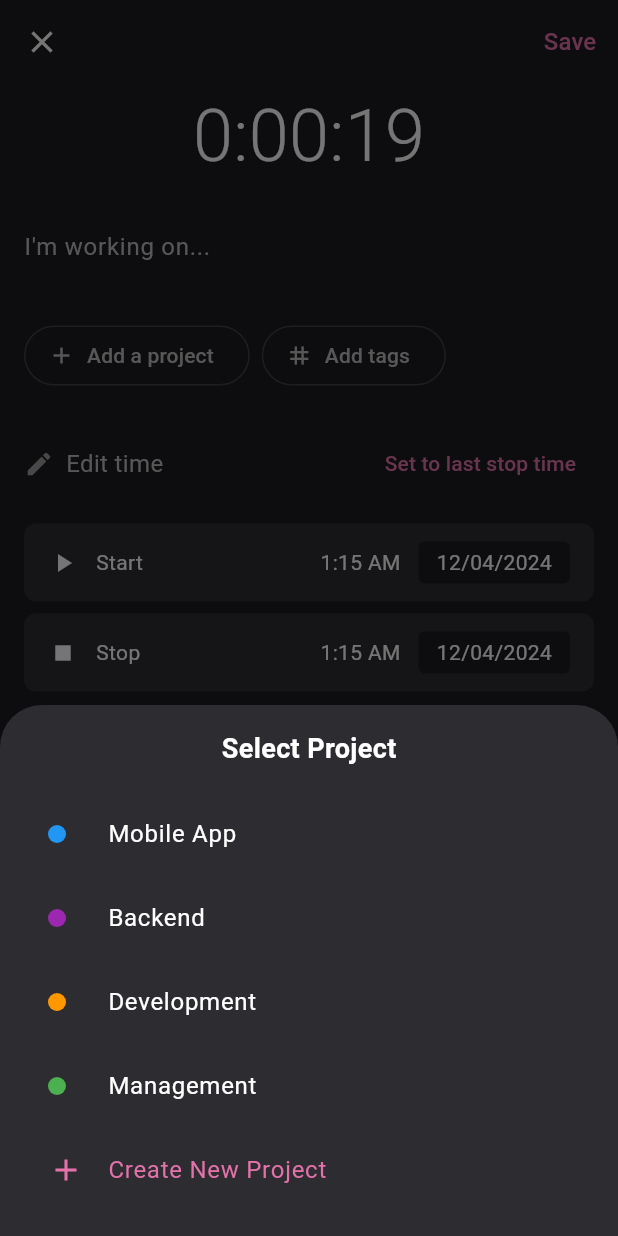
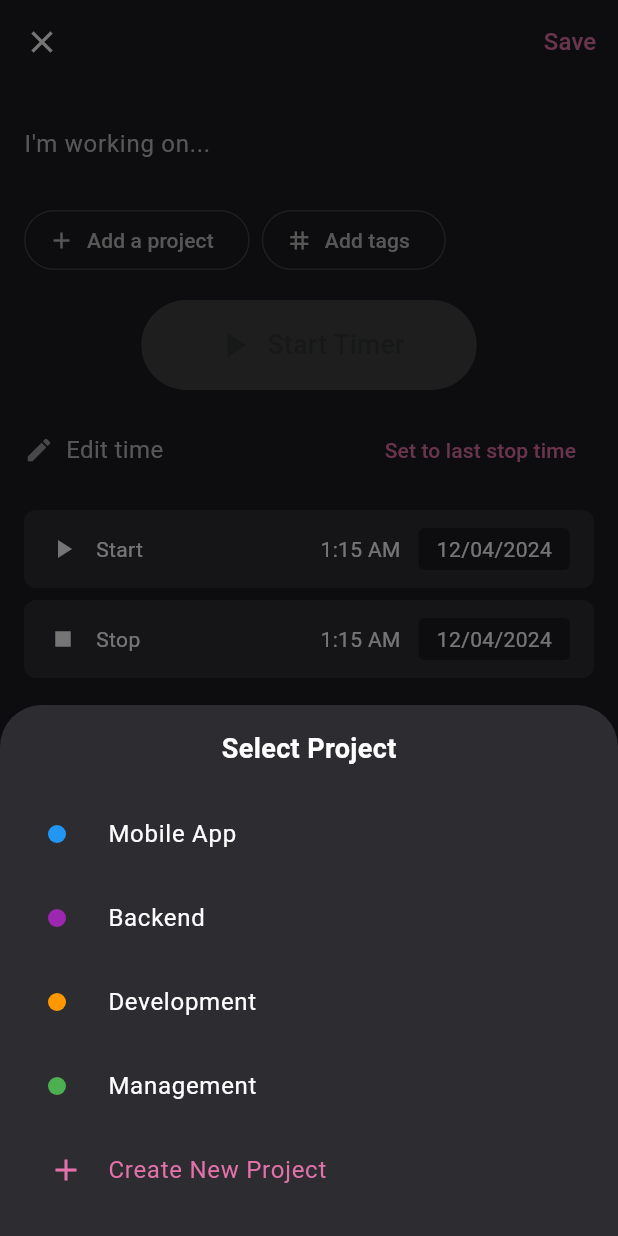
Before and after one commit to jeevan-vj/flutter-time-tracker, a Flutter app: the TimeEntryScreen screen opened directly, after a tap on "Add a project", on a phone screen of 412 x 824 dp. Run offline on Flutter 3.47's test engine with Material 3 defaults, Android fonts, the phone set to English and light mode, and no system bars.

```diff
--- a/lib/providers/timer_entries_provider.dart
+++ b/lib/providers/timer_entries_provider.dart
@@ -11,25 +11,6 @@ class TimerEntriesProvider extends ChangeNotifier {
     notifyListeners();
   }
 
-  void deleteEntry(TimerEntry entry) {
-    _entries.remove(entry);
-    notifyListeners();
-  }
-
-  void updateEntryDuration(TimerEntry entry, Duration newDuration) {
-    final index = _entries.indexOf(entry);
-    if (index != -1) {
-      _entries[index] = TimerEntry(
-        description: entry.description,
-        project: entry.project,
-        duration: newDuration,
-        timestamp: entry.timestamp,
-        projectColor: entry.projectColor,
-      );
-      notifyListeners();
-    }
-  }
-
   List<TimerEntry> getEntriesForDate(DateTime date) {
     return _entries.where((entry) {
       return entry.timestamp.year == date.year &&
@@ -37,4 +18,13 @@ class TimerEntriesProvider extends ChangeNotifier {
              entry.timestamp.day == date.day;
     }).toList();
   }
+
+  Duration getTotalDurationForDate(DateTime date) {
+    return getEntriesForDate(date).fold(
+      Duration.zero,
+      (total, entry) => total + entry.duration,
+    );
+  }
+
+  bool get hasEntries => _entries.isNotEmpty;
 }
--- a/lib/screens/time_entry_screen.dart
+++ b/lib/screens/time_entry_screen.dart
@@ -6,6 +6,7 @@ import '../providers/timer_entries_provider.dart';
 import '../models/project.dart';
 import '../providers/project_provider.dart';
 import '../widgets/project_selector_sheet.dart';
+import '../models/timer_entry.dart';
 
 class TimeEntryScreen extends StatefulWidget {
   const TimeEntryScreen({super.key});
@@ -41,14 +42,23 @@ class _TimeEntryScreenState extends State<TimeEntryScreen> {
   }
 
   void _startTimer() {
+    setState(() {
+      if (_timer == null) {
+        // Start or Resume the timer
+        _timer = Timer.periodic(const Duration(seconds: 1), (_) {
+          setState(() {
             if (_startTime == null) {
               _startTime = DateTime.now();
-      _timer = Timer.periodic(const Duration(seconds: 1), (_) {
-        setState(() {
+            }
             _elapsed = DateTime.now().difference(_startTime!);
           });
         });
+      } else {
+        // Pause the timer
+        _timer?.cancel();
+        _timer = null;
       }
+    });
   }
 
   void _showProjectSelector() {
@@ -64,6 +74,26 @@ class _TimeEntryScreenState extends State<TimeEntryScreen> {
         },
       ),
     );
+  }
+
+  void _stopAndSaveTimer() {
+    // Stop the timer
+    _timer?.cancel();
+
+    // Create and save the time entry
+    final entry = TimerEntry(
+      description: _taskController.text,
+      project: _selectedProject?.name ?? 'No Project',
+      duration: _elapsed,
+      timestamp: _startTime ?? DateTime.now(),
+      projectColor: _selectedProject?.color ?? Colors.grey,
+    );
+
+    // Add to timer entries
+    context.read<TimerEntriesProvider>().addEntry(entry);
+
+    // Close the screen
+    Navigator.pop(context);
   }
 
   @override
@@ -96,17 +126,6 @@ class _TimeEntryScreenState extends State<TimeEntryScreen> {
       body: Column(
         crossAxisAlignment: CrossAxisAlignment.start,
         children: [
-          // Timer Display
-          const Center(
-            child: Text(
-              '0:00:19',
-              style: TextStyle(
-                color: Colors.white,
-                fontSize: 48,
-                fontWeight: FontWeight.w300,
-              ),
-            ),
-          ),
           const SizedBox(height: 16),
           // Description Input
           Padding(
@@ -122,7 +141,7 @@ class _TimeEntryScreenState extends State<TimeEntryScreen> {
               ),
             ),
           ),
-          const SizedBox(height: 24),
+          const SizedBox(height: 16),
           // Project and Tags
           Padding(
             padding: const EdgeInsets.symmetric(horizontal: 16.0),
@@ -172,7 +191,108 @@ class _TimeEntryScreenState extends State<TimeEntryScreen> {
               ],
             ),
           ),
-          const SizedBox(height: 24),
+          const SizedBox(height: 16),
+          // Timer Control Buttons
+          Center(
+            child: _startTime != null
+                ? Row(
+                    mainAxisAlignment: MainAxisAlignment.center,
+                    children: [
+                      ElevatedButton(
+                        onPressed: _startTimer, // This will handle both pause and resume
+                        style: ElevatedButton.styleFrom(
+                          backgroundColor: const Color(0xFFE371AA),
+                          foregroundColor: Colors.white,
+                          padding: const EdgeInsets.symmetric(
+                            horizontal: 32,
+                            vertical: 16,
+                          ),
+                          shape: RoundedRectangleBorder(
+                            borderRadius: BorderRadius.circular(30),
+                          ),
+                        ),
+                        child: Row(
+                          mainAxisSize: MainAxisSize.min,
+                          children: [
+                            Icon(
+                              _timer != null ? Icons.pause : Icons.play_arrow,
+                              size: 28,
+                            ),
+                            const SizedBox(width: 8),
+                            Text(
+                              _timer != null ? 'Pause' : 'Resume',
+                              style: const TextStyle(
+                                fontSize: 18,
+                                fontWeight: FontWeight.w500,
+                              ),
+                            ),
+                          ],
+                        ),
+                      ),
+                      const SizedBox(width: 16),
+                      ElevatedButton(
+                        onPressed: _stopAndSaveTimer,
+                        style: ElevatedButton.styleFrom(
+                          backgroundColor: Colors.red,
+                          foregroundColor: Colors.white,
+                          padding: const EdgeInsets.symmetric(
+                            horizontal: 32,
+                            vertical: 16,
+                          ),
+                          shape: RoundedRectangleBorder(
+                            borderRadius: BorderRadius.circular(30),
+                          ),
+                        ),
+                        child: const Row(
+                          mainAxisSize: MainAxisSize.min,
+                          children: [
+                            Icon(Icons.stop, size: 28),
+                            SizedBox(width: 8),
+                            Text(
+                              'Stop',
+                              style: TextStyle(
+                                fontSize: 18,
+                                fontWeight: FontWeight.w500,
+                              ),
+                            ),
+                          ],
+                        ),
+                      ),
+                    ],
+                  )
+                : ElevatedButton(
+                    onPressed: _taskController.text.trim().isNotEmpty
+                        ? _startTimer
+                        : null,
+                    style: ElevatedButton.styleFrom(
+                      backgroundColor: const Color(0xFFE371AA),
+                      foregroundColor: Colors.white,
+                      padding: const EdgeInsets.symmetric(
+                        horizontal: 48,
+                        vertical: 16,
+                      ),
+                      shape: RoundedRectangleBorder(
+                        borderRadius: BorderRadius.circular(30),
+                      ),
+                      disabledBackgroundColor: Colors.grey[800],
+                    ),
+                    child: const Row(
+                      mainAxisSize: MainAxisSize.min,
+                      children: [
+                        Icon(Icons.play_arrow, size: 28),
+                        SizedBox(width: 8),
+                        Text(
+                          'Start Timer',
+                          style: TextStyle(
+                            fontSize: 18,
+                            fontWeight: FontWeight.w500,
+                          ),
+                        ),
+                      ],
+                    ),
+                  ),
+          ),
+          const SizedBox(height: 16),
           // Time Edit Section
           Padding(
             padding: const EdgeInsets.symmetric(horizontal: 16.0),
@@ -231,30 +351,10 @@ class _TimeEntryScreenState extends State<TimeEntryScreen> {
               ],
             ),
           ),
-          const Padding(
-            padding: EdgeInsets.symmetric(horizontal: 16.0),
-            child: Row(
-              mainAxisAlignment: MainAxisAlignment.spaceBetween,
-              children: [
-                Text(
-                  'Time entry is running...',
-                  style: TextStyle(
-                    color: Colors.grey,
-                    fontSize: 14,
-                  ),
-                ),
-                Text(
-                  'Stop Timer',
-                  style: TextStyle(
-                    color: Colors.red,
-                    fontSize: 14,
-                  ),
-                ),
-              ],
-            ),
-          ),
+          const Spacer(),
           // Timer Circle
           Expanded(
+            flex: 3,
             child: Center(
               child: SizedBox(
                 width: 300,
@@ -262,7 +362,7 @@ class _TimeEntryScreenState extends State<TimeEntryScreen> {
                 child: CustomPaint(
                   painter: TimeEntryPainter(
                     progress: _startTime != null
-                        ? (_elapsed.inSeconds % 60) / 60
+                        ? (_elapsed.inMinutes + (_elapsed.inSeconds % 60) / 60.0) / 60.0
                         : 0.0,
                     color: const Color(0xFFE371AA),
                   ),
@@ -304,7 +404,7 @@ class _TimeEntryScreenState extends State<TimeEntryScreen> {
           Padding(
             padding: const EdgeInsets.all(16.0),
             child: Row(
-              mainAxisAlignment: MainAxisAlignment.spaceBetween,
+              mainAxisAlignment: MainAxisAlignment.start,
               children: [
                 IconButton(
                   onPressed: () {
@@ -314,39 +414,6 @@ class _TimeEntryScreenState extends State<TimeEntryScreen> {
                     Icons.more_horiz,
                     color: Colors.grey,
                   ),
-                ),
-                Row(
-                  children: [
-                    OutlinedButton.icon(
-                      onPressed: () {
-                        // TODO: Generate start link
-                      },
-                      icon: const Icon(Icons.link),
-                      label: const Text('Generate start link'),
-                      style: OutlinedButton.styleFrom(
-                        foregroundColor: Colors.grey[400],
-                        side: BorderSide(color: Colors.grey[800]!),
-                        shape: RoundedRectangleBorder(
-                          borderRadius: BorderRadius.circular(20),
-                        ),
-                      ),
-                    ),
-                    const SizedBox(width: 8),
-                    OutlinedButton.icon(
-                      onPressed: () {
-                        // TODO: Show QR code
-                      },
-                      icon: const Icon(Icons.qr_code),
-                      label: const Text('QR code'),
-                      style: OutlinedButton.styleFrom(
-                        foregroundColor: Colors.grey[400],
-                        side: BorderSide(color: Colors.grey[800]!),
-                        shape: RoundedRectangleBorder(
-                          borderRadius: BorderRadius.circular(20),
-                        ),
-                      ),
-                    ),
-                  ],
                 ),
               ],
             ),
@@ -426,7 +493,15 @@ class TimeEntryPainter extends CustomPainter {
     final center = Offset(size.width / 2, size.height / 2);
     final radius = size.width / 2;
 
-    // Draw numbers
+    // Draw background circle
+    final backgroundPaint = Paint()
+      ..color = Colors.grey[800]!
+      ..strokeWidth = 2
+      ..style = PaintingStyle.stroke;
+
+    canvas.drawCircle(center, radius, backgroundPaint);
+
+    // Draw numbers (0-60 by 5s)
     final textPainter = TextPainter(
       textDirection: TextDirection.ltr,
     );
@@ -436,13 +511,14 @@ class TimeEntryPainter extends CustomPainter {
       textPainter.text = TextSpan(
         text: number,
         style: TextStyle(
-          color: i * 5 == 45 ? color : Colors.grey[600],
+          color: i == 0 ? color : Colors.grey[600], // Highlight 60 (0)
           fontSize: 14,
+          fontWeight: i == 0 ? FontWeight.bold : FontWeight.normal,
         ),
       );
       textPainter.layout();
 
-      final angle = i * 30 * pi / 180;
+      final angle = (i * 30 - 90) * pi / 180; // Start from top (90 degrees offset)
       final offset = Offset(
         center.dx + (radius - 30) * cos(angle) - textPainter.width / 2,
         center.dy + (radius - 30) * sin(angle) - textPainter.height / 2,
@@ -454,7 +530,7 @@ class TimeEntryPainter extends CustomPainter {
     // Draw tick marks
     for (var i = 0; i < 60; i++) {
       final tickLength = i % 5 == 0 ? 10.0 : 5.0;
-      final angle = i * 6 * pi / 180;
+      final angle = (i * 6 - 90) * pi / 180; // Start from top
       final dx = center.dx + (radius - tickLength) * cos(angle);
       final dy = center.dy + (radius - tickLength) * sin(angle);
       final x = center.dx + radius * cos(angle);
@@ -465,27 +541,28 @@ class TimeEntryPainter extends CustomPainter {
         Offset(x, y),
         Paint()
           ..color = Colors.grey[800]!
-          ..strokeWidth = 1,
+          ..strokeWidth = i % 5 == 0 ? 2 : 1,
       );
     }
 
-    // Draw progress indicator
+    // Draw progress arc
     final progressPaint = Paint()
       ..color = color
       ..strokeWidth = 4
-      ..style = PaintingStyle.stroke;
+      ..style = PaintingStyle.stroke
+      ..strokeCap = StrokeCap.round;
 
     canvas.drawArc(
       Rect.fromCircle(center: center, radius: radius - 15),
-      -pi / 2,
+      -pi / 2, // Start from top
       2 * pi * progress,
       false,
       progressPaint,
     );
 
-    // Draw play button
+    // Draw play/pause button at current position
     final buttonRadius = 15.0;
-    final buttonAngle = 2 * pi * progress - pi / 2;
+    final buttonAngle = 2 * pi * progress - pi / 2; // Start from top
     final buttonCenter = Offset(
       center.dx + (radius - 15) * cos(buttonAngle),
       center.dy + (radius - 15) * sin(buttonAngle),
@@ -497,18 +574,40 @@ class TimeEntryPainter extends CustomPainter {
       Paint()..color = color,
     );
 
+    // Draw play/pause icon based on timer state
     final iconPaint = Paint()
       ..color = Colors.white
       ..style = PaintingStyle.fill;
 
+    if (progress > 0) {
+      // Draw pause icon
+      canvas.drawRect(
+        Rect.fromCenter(
+          center: buttonCenter.translate(-4, 0),
+          width: 3,
+          height: 10,
+        ),
+        iconPaint,
+      );
+      canvas.drawRect(
+        Rect.fromCenter(
+          center: buttonCenter.translate(4, 0),
+          width: 3,
+          height: 10,
+        ),
+        iconPaint,
+      );
+    } else {
+      // Draw play icon
       canvas.drawPath(
         Path()
-        ..moveTo(buttonCenter.dx - 5, buttonCenter.dy - 6)
-        ..lineTo(buttonCenter.dx + 5, buttonCenter.dy)
-        ..lineTo(buttonCenter.dx - 5, buttonCenter.dy + 6)
+          ..moveTo(buttonCenter.dx - 4, buttonCenter.dy - 6)
+          ..lineTo(buttonCenter.dx + 6, buttonCenter.dy)
+          ..lineTo(buttonCenter.dx - 4, buttonCenter.dy + 6)
           ..close(),
         iconPaint,
       );
+    }
   }
 
   @override
```
Lines whose indentation alone changed are shown as unchanged.
